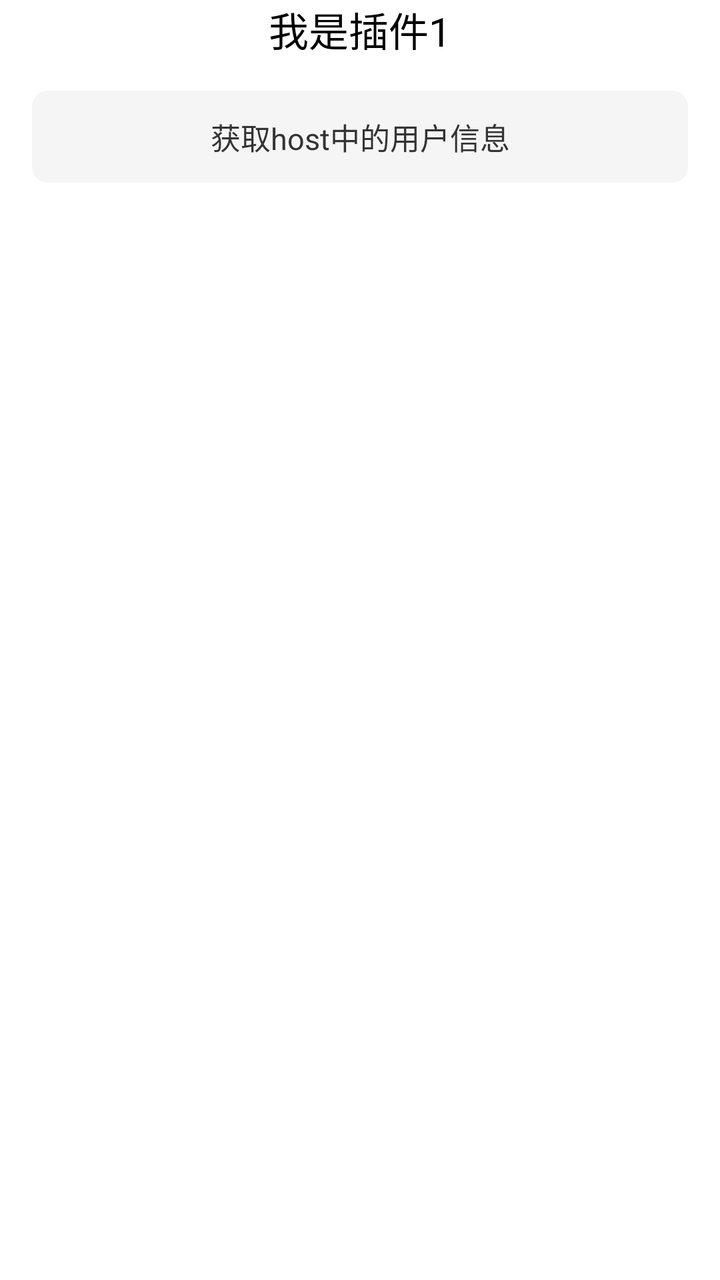
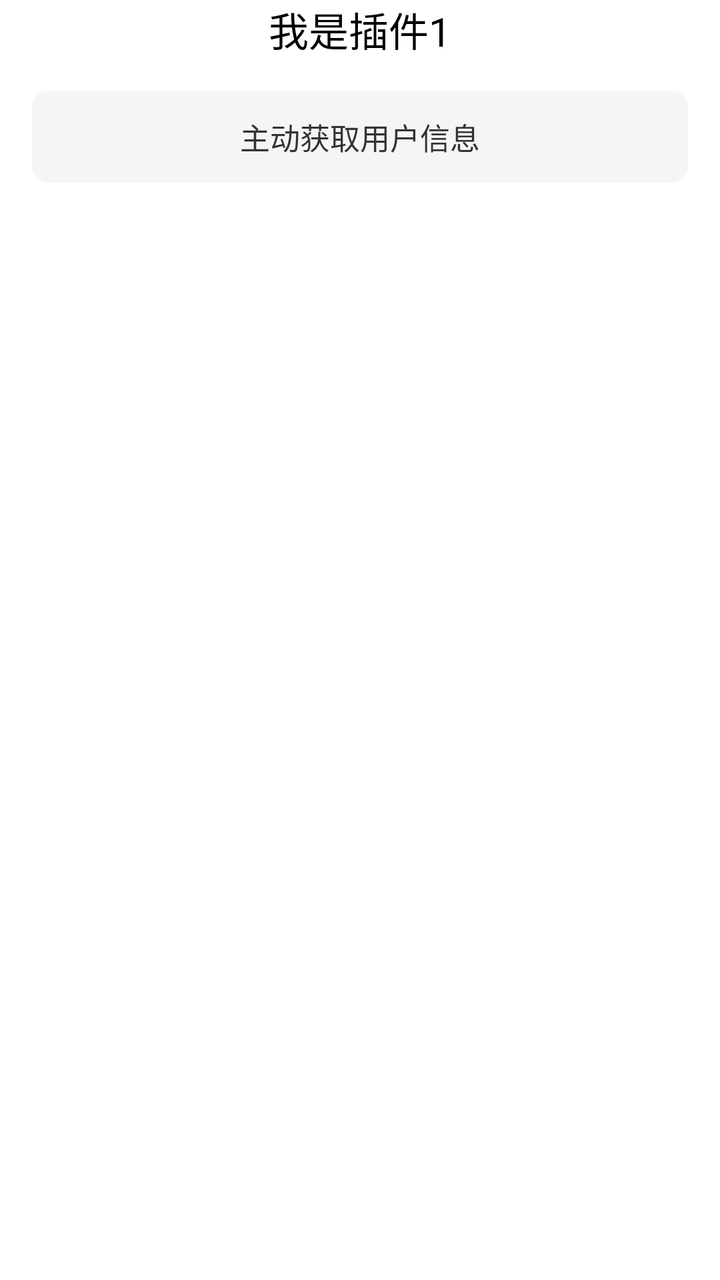

An Android layout rendered at two revisions. The XML below is the earlier revision; the diff shows what the commit changed to produce the second picture.
<!-- AndroidManifest.xml: application theme Theme.AppCompat.NoActionBar -->
<!-- res/layout/acticity_main3.xml -->
<?xml version="1.0" encoding="utf-8"?>
<LinearLayout xmlns:android="http://schemas.android.com/apk/res/android"
    android:layout_width="match_parent"
    android:background="#FFFFFF"
    android:orientation="vertical"
    android:layout_height="match_parent">

    <TextView
        android:layout_width="wrap_content"
        android:layout_height="wrap_content"
        android:layout_gravity="center_horizontal"
        android:textColor="#000000"
        android:layout_centerHorizontal="true"
        android:textSize="20sp"
        android:text="我是插件1" />



    <TextView
        android:id="@+id/tv_get_user_info"
        android:layout_width="match_parent"
        android:textSize="15sp"
        android:paddingVertical="12dp"
        android:layout_marginHorizontal="16dp"
        android:layout_marginTop="16dp"
        android:background="@drawable/shape_003"
        android:textColor="#333333"
        android:gravity="center"
        android:text="获取host中的用户信息"
        android:layout_height="wrap_content"/>


    <TextView
        android:id="@+id/tv_user_info"
        android:textSize="15sp"
        android:textColor="#333333"
        android:layout_marginHorizontal="16dp"
        android:layout_marginTop="16dp"
        android:layout_width="match_parent"
        android:layout_height="wrap_content"/>

</LinearLayout>
<!-- resources referenced by this layout -->
<resources>
  <!-- drawable shape_003 (drawable) -->
  <?xml version="1.0" encoding="utf-8"?>
  <shape xmlns:android="http://schemas.android.com/apk/res/android">
      <corners android:radius="8dp"/>
     <solid android:color="#f5f5f5"/>
  </shape>
</resources>

<!-- the commit's change to res/layout/acticity_main3.xml (unified diff, before → after) -->
@@ -26,7 +26,7 @@
         android:background="@drawable/shape_003"
         android:textColor="#333333"
         android:gravity="center"
-        android:text="获取host中的用户信息"
+        android:text="主动获取用户信息"
         android:layout_height="wrap_content"/>
 
 
